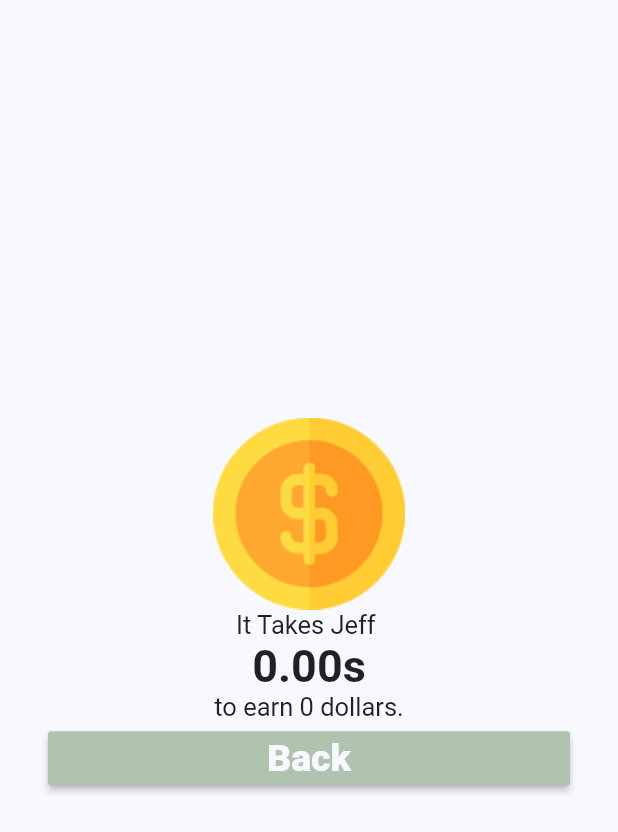
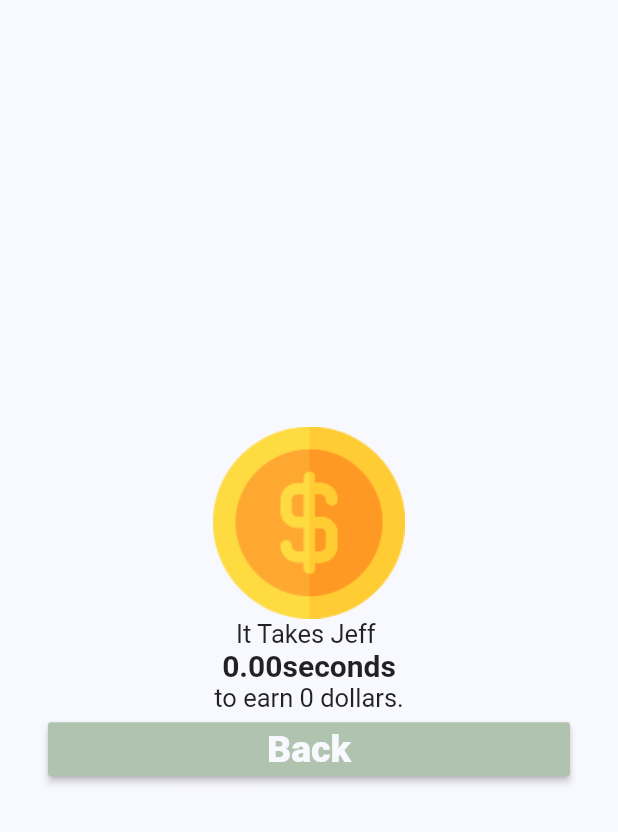
Before and after one commit to benni-dev-ux/net_worth_audiovisualization, a Flutter app: the DisplayPage screen opened directly with empty values, on a phone screen of 412 x 824 dp. Shown: the top 832 px of the screen. Run offline on Flutter 3.47's test engine with Material 2 defaults, Android fonts, the phone set to English and light mode, and no system bars; our stand-ins replace audioplayers.

Commit message:
replacing sounds, fixing some typo

```diff
--- a/lib/constants.dart
+++ b/lib/constants.dart
@@ -13,6 +13,11 @@ const kHeadingTextStyle = TextStyle(
     fontFamily: 'roboto',
     fontWeight: FontWeight.bold,
     fontSize: 30.0,
+    color: kTextColorDark);
+const kTimeDisplayTextStyle = TextStyle(
+    fontFamily: 'roboto',
+    fontWeight: FontWeight.bold,
+    fontSize: 20.0,
     color: kTextColorDark);
 
 const kMainTextStyle = TextStyle(
--- a/lib/pages/DisplayPage.dart
+++ b/lib/pages/DisplayPage.dart
@@ -14,14 +14,22 @@ class DisplayPage extends StatefulWidget {
 }
 
 class _DisplayPageState extends State<DisplayPage> {
+  AudioCache cache;
+
   void _playMoneySound(int duration) async {
     print('Runnining for ' + duration.toString() + ' milliseconds');
 
     // Start Audio file and stop after duration
-    AudioCache cache = new AudioCache();
-    AudioPlayer player = await cache.play('s6.mp3'); // assign player here
+
+    AudioPlayer player = await cache.loop('coinsound.mp3'); // assign player here
     await Future.delayed(Duration(milliseconds: duration));
     player?.stop();
+  }
+
+  @override
+  void initState() {
+    cache = new AudioCache();
+    super.initState();
   }
 
   @override
@@ -31,15 +39,16 @@ class _DisplayPageState extends State<DisplayPage> {
     _playMoneySound(duration);
     double durationInSeconds = duration / 1000;
 
-    String timeToDisplay = durationInSeconds.toStringAsFixed(2) + "s";
+    String timeToDisplay = durationInSeconds.toStringAsFixed(2) + "seconds";
     if (durationInSeconds > 60) {
       int min = (durationInSeconds / 60).floor();
       int seconds = (durationInSeconds - (min * 60)).round();
-      timeToDisplay = min.toString() + " m " + seconds.toString() + " s";
+      timeToDisplay =
+          min.toString() + " minutes " + seconds.toString() + " seconds";
     }
 
     int amount = (duration * 3.6).floor();
-    double turns = duration/1000;
+    double turns = duration / 1000;
 
     return Scaffold(
       body: Container(
@@ -54,7 +63,7 @@ class _DisplayPageState extends State<DisplayPage> {
                 AnimatedRotation(
                     turns: (5),
                     duration: new Duration(milliseconds: duration),
-                    child: AnimatedRotationWidget()),
+                    child: Image.asset("assets/dollar.png")),
                 Text(
                   "It Takes Jeff ",
                   style: kMainTextStyle,
@@ -62,7 +71,7 @@ class _DisplayPageState extends State<DisplayPage> {
                 Text(
                   timeToDisplay,
                   textAlign: TextAlign.center,
-                  style: kHeadingTextStyle,
+                  style: kTimeDisplayTextStyle,
                 ),
                 Text(
                   "to earn " + amount.toString() + " dollars.",
```
Also changed, not shown: pubspec.yaml (+1 -6 lines), 7 other files.
